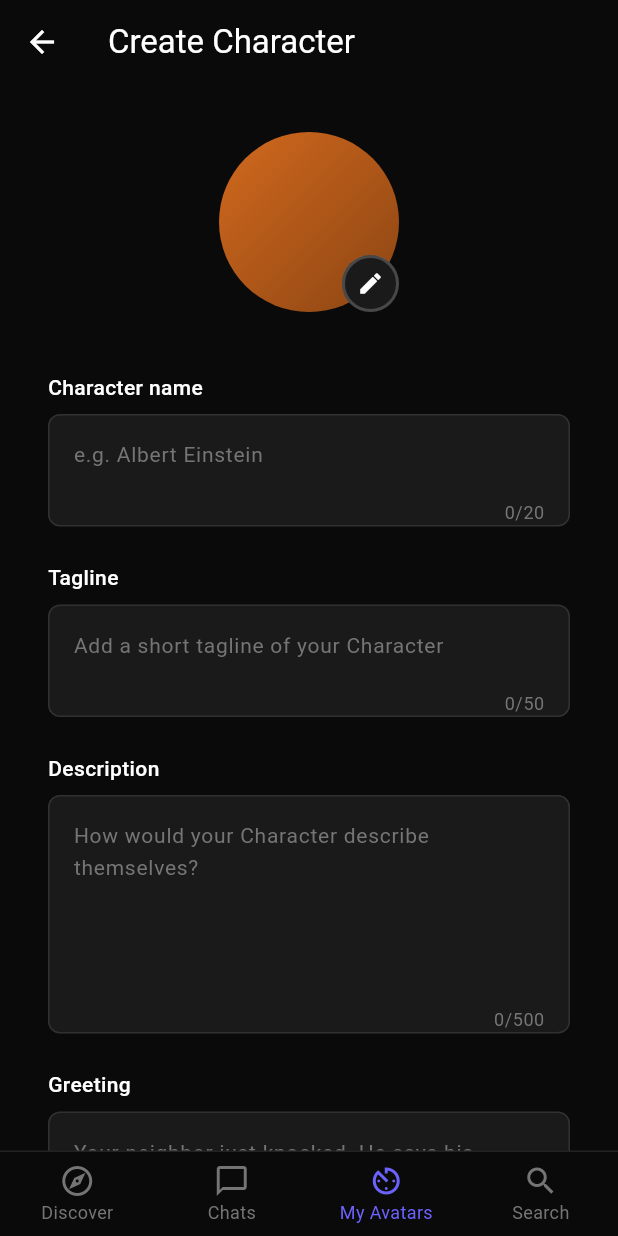
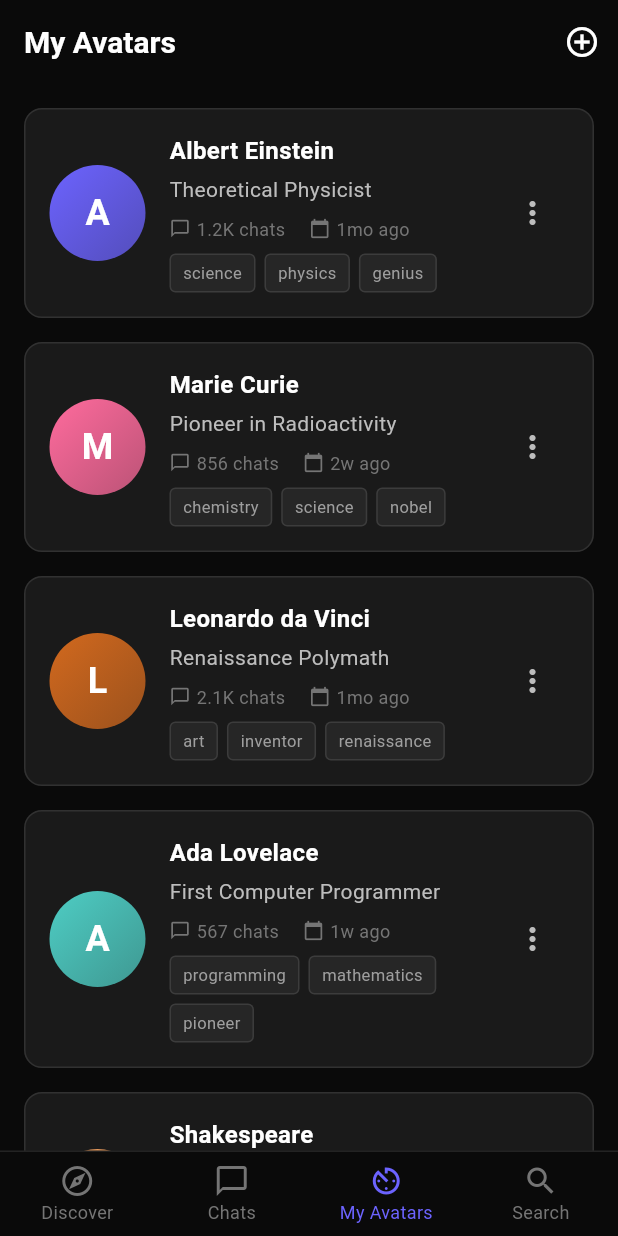
Before and after one commit to accee00/avatar-ai, a Flutter app: the MainScreen screen opened by its route, item 3 of the bottom bar chosen, on a phone screen of 412 x 824 dp. Run offline on Flutter 3.47's test engine with Material 3 defaults, Android fonts, the phone set to English and light mode, and no system bars; our stand-ins replace cloud_firestore, firebase_auth, firebase_core, firebase_storage, flutter_riverpod, fpdart and 4 more; accounts and stored records are empty; generated files the repository leaves out were written again.

Commit message:
Add: my avatar features.

```diff
--- a/lib/features/home/view/main_screen.dart
+++ b/lib/features/home/view/main_screen.dart
@@ -1,5 +1,5 @@
-import 'package:avatar_ai/features/home/view/create_character_form.dart';
 import 'package:avatar_ai/features/home/view/home_screen.dart';
+import 'package:avatar_ai/features/myavatar/view/my_avatar.dart';
 import 'package:avatar_ai/view/message_screen.dart';
 import 'package:flutter/material.dart';
 
@@ -12,7 +12,7 @@ class MainScreen extends StatefulWidget {
 
 class _MainScreenState extends State<MainScreen> {
   int _selectedIndex = 0;
-  List<Widget> view = [HomeView(), ChatScreen(), CreateCharacterForm()];
+  List<Widget> view = [HomeView(), ChatScreen(), MyAvatarScreen()];
 
   @override
   Widget build(BuildContext context) {
--- a/lib/features/home/view/create_character_form.dart
+++ b/lib/features/myavatar/view/create_character_form.dart
@@ -1,7 +1,7 @@
 import 'dart:io';
 
 import 'package:avatar_ai/core/utils/utils.dart';
-import 'package:avatar_ai/features/home/viewmodel/home_view_model.dart';
+import 'package:avatar_ai/features/myavatar/viewmodel/avatar_viewmodel.dart';
 import 'package:avatar_ai/models/character_model.dart';
 import 'package:flutter/material.dart';
 import 'package:flutter_riverpod/flutter_riverpod.dart';
@@ -87,8 +87,8 @@ class _CreateCharacterFormState extends ConsumerState<CreateCharacterForm> {
     // );
 
     ref
-        .read(homeViewModelProvider.notifier)
-        .createCharacter(character: character, avatarFile: _pickedImage);
+        .read(avatarViewmodelProvider.notifier)
+        .createAvatar(character: character, avatarFile: _pickedImage);
   }
 
   void _showErrorSnackbar(String message) {
@@ -99,15 +99,14 @@ class _CreateCharacterFormState extends ConsumerState<CreateCharacterForm> {
 
   @override
   Widget build(BuildContext context) {
-    final homeStateAsync = ref.watch(homeViewModelProvider);
+    final avatarStateAsync = ref.watch(avatarViewmodelProvider);
 
-    return homeStateAsync.when(
-      data: (homeState) {
-        final isCreating = homeState.isLoading;
-        final isCreated = homeState.isCharacterCreated;
-        final errorMessage = homeState.errorMessage;
+    return avatarStateAsync.when(
+      data: (avatarState) {
+        final bool isCreating = avatarState.isLoading;
+        final bool isCreated = avatarState.isCharacterCreated;
+        final String? errorMessage = avatarState.errorMessage;
 
-        // Handle success state
         if (isCreated) {
           WidgetsBinding.instance.addPostFrameCallback((_) {
             showSnackBar(
@@ -122,7 +121,7 @@ class _CreateCharacterFormState extends ConsumerState<CreateCharacterForm> {
         if (errorMessage != null && errorMessage.isNotEmpty) {
           WidgetsBinding.instance.addPostFrameCallback((_) {
             _showErrorSnackbar(errorMessage);
-            ref.read(homeViewModelProvider.notifier);
+            ref.read(avatarViewmodelProvider.notifier);
           });
         }
 
--- /dev/null
+++ b/lib/features/myavatar/view/my_avatar.dart
@@ -0,0 +1,395 @@
+import 'package:flutter/material.dart';
+
+class MyAvatarScreen extends StatelessWidget {
+  const MyAvatarScreen({super.key});
+
+  @override
+  Widget build(BuildContext context) {
+    // Dummy data for avatars
+    final List<Map<String, dynamic>> myAvatars = [
+      {
+        'id': '1',
+        'name': 'Albert Einstein',
+        'tagline': 'Theoretical Physicist',
+        'avatar': 'https://example.com/einstein.jpg',
+        'avatarColor': const Color(0xFF6C63FF),
+        'chats': 1234,
+        'createdAt': DateTime.now().subtract(const Duration(days: 30)),
+        'tags': ['science', 'physics', 'genius'],
+      },
+      {
+        'id': '2',
+        'name': 'Marie Curie',
+        'tagline': 'Pioneer in Radioactivity',
+        'avatar': 'https://example.com/curie.jpg',
+        'avatarColor': const Color(0xFFFF6B9D),
+        'chats': 856,
+        'createdAt': DateTime.now().subtract(const Duration(days: 15)),
+        'tags': ['chemistry', 'science', 'nobel'],
+      },
+      {
+        'id': '3',
+        'name': 'Leonardo da Vinci',
+        'tagline': 'Renaissance Polymath',
+        'avatar': 'https://example.com/davinci.jpg',
+        'avatarColor': const Color(0xFFD2691E),
+        'chats': 2103,
+        'createdAt': DateTime.now().subtract(const Duration(days: 45)),
+        'tags': ['art', 'inventor', 'renaissance'],
+      },
+      {
+        'id': '4',
+        'name': 'Ada Lovelace',
+        'tagline': 'First Computer Programmer',
+        'avatar': 'https://example.com/lovelace.jpg',
+        'avatarColor': const Color(0xFF4ECDC4),
+        'chats': 567,
+        'createdAt': DateTime.now().subtract(const Duration(days: 7)),
+        'tags': ['programming', 'mathematics', 'pioneer'],
+      },
+      {
+        'id': '5',
+        'name': 'Shakespeare',
+        'tagline': 'Master of Words',
+        'avatar': 'https://example.com/shakespeare.jpg',
+        'avatarColor': const Color(0xFFF4A261),
+        'chats': 1890,
+        'createdAt': DateTime.now().subtract(const Duration(days: 60)),
+        'tags': ['literature', 'drama', 'poetry'],
+      },
+    ];
+
+    return Scaffold(
+      backgroundColor: const Color(0xFF0A0A0A),
+      appBar: AppBar(
+        backgroundColor: const Color(0xFF0A0A0A),
+        elevation: 0,
+        title: const Text(
+          'My Avatars',
+          style: TextStyle(
+            fontSize: 20,
+            fontWeight: FontWeight.w600,
+            color: Colors.white,
+          ),
+        ),
+        actions: [
+          IconButton(
+            icon: const Icon(Icons.add_circle_outline),
+            onPressed: () {
+              // Navigate to create character screen
+            },
+            tooltip: 'Create New Avatar',
+          ),
+        ],
+      ),
+      body: myAvatars.isEmpty
+          ? _buildEmptyState(context)
+          : ListView.builder(
+              padding: const EdgeInsets.all(16),
+              itemCount: myAvatars.length,
+              itemBuilder: (context, index) {
+                final avatar = myAvatars[index];
+                return _buildAvatarCard(context, avatar);
+              },
+            ),
+    );
+  }
+
+  Widget _buildEmptyState(BuildContext context) {
+    return Center(
+      child: Column(
+        mainAxisAlignment: MainAxisAlignment.center,
+        children: [
+          Icon(Icons.person_outline, size: 80, color: Colors.grey[700]),
+          const SizedBox(height: 16),
+          Text(
+            'No Avatars Yet',
+            style: TextStyle(
+              fontSize: 20,
+              fontWeight: FontWeight.w600,
+              color: Colors.grey[400],
+            ),
+          ),
+          const SizedBox(height: 8),
+          Text(
+            'Create your first avatar to get started',
+            style: TextStyle(fontSize: 14, color: Colors.grey[600]),
+          ),
+          const SizedBox(height: 24),
+          ElevatedButton.icon(
+            onPressed: () {
+              // Navigate to create character screen
+            },
+            icon: const Icon(Icons.add),
+            label: const Text('Create Avatar'),
+            style: ElevatedButton.styleFrom(
+              backgroundColor: const Color(0xFF6C63FF),
+              foregroundColor: Colors.white,
+              padding: const EdgeInsets.symmetric(horizontal: 24, vertical: 12),
+              shape: RoundedRectangleBorder(
+                borderRadius: BorderRadius.circular(8),
+              ),
+            ),
+          ),
+        ],
+      ),
+    );
+  }
+
+  Widget _buildAvatarCard(BuildContext context, Map<String, dynamic> avatar) {
+    return Container(
+      margin: const EdgeInsets.only(bottom: 16),
+      decoration: BoxDecoration(
+        color: const Color(0xFF1A1A1A),
+        borderRadius: BorderRadius.circular(12),
+        border: Border.all(color: Colors.white.withOpacity(0.1)),
+      ),
+      child: Material(
+        color: Colors.transparent,
+        child: InkWell(
+          borderRadius: BorderRadius.circular(12),
+          onTap: () {
+            // Navigate to avatar details or edit screen
+          },
+          child: Padding(
+            padding: const EdgeInsets.all(16),
+            child: Row(
+              children: [
+                // Avatar Image
+                Container(
+                  width: 64,
+                  height: 64,
+                  decoration: BoxDecoration(
+                    shape: BoxShape.circle,
+                    gradient: LinearGradient(
+                      begin: Alignment.topLeft,
+                      end: Alignment.bottomRight,
+                      colors: [
+                        avatar['avatarColor'],
+                        avatar['avatarColor'].withOpacity(0.7),
+                      ],
+                    ),
+                  ),
+                  child: Center(
+                    child: Text(
+                      avatar['name'][0],
+                      style: const TextStyle(
+                        fontSize: 24,
+                        fontWeight: FontWeight.bold,
+                        color: Colors.white,
+                      ),
+                    ),
+                  ),
+                ),
+                const SizedBox(width: 16),
+
+                // Avatar Info
+                Expanded(
+                  child: Column(
+                    crossAxisAlignment: CrossAxisAlignment.start,
+                    children: [
+                      Text(
+                        avatar['name'],
+                        style: const TextStyle(
+                          fontSize: 16,
+                          fontWeight: FontWeight.w600,
+                          color: Colors.white,
+                        ),
+                      ),
+                      const SizedBox(height: 4),
+                      Text(
+                        avatar['tagline'],
+                        style: TextStyle(fontSize: 14, color: Colors.grey[400]),
+                        maxLines: 1,
+                        overflow: TextOverflow.ellipsis,
+                      ),
+                      const SizedBox(height: 8),
+                      Row(
+                        children: [
+                          Icon(
+                            Icons.chat_bubble_outline,
+                            size: 14,
+                            color: Colors.grey[600],
+                          ),
+                          const SizedBox(width: 4),
+                          Text(
+                            '${_formatNumber(avatar['chats'])} chats',
+                            style: TextStyle(
+                              fontSize: 12,
+                              color: Colors.grey[600],
+                            ),
+                          ),
+                          const SizedBox(width: 16),
+                          Icon(
+                            Icons.calendar_today,
+                            size: 14,
+                            color: Colors.grey[600],
+                          ),
+                          const SizedBox(width: 4),
+                          Text(
+                            _formatDate(avatar['createdAt']),
+                            style: TextStyle(
+                              fontSize: 12,
+                              color: Colors.grey[600],
+                            ),
+                          ),
+                        ],
+                      ),
+                      const SizedBox(height: 8),
+                      Wrap(
+                        spacing: 6,
+                        runSpacing: 6,
+                        children: (avatar['tags'] as List<String>)
+                            .take(3)
+                            .map(
+                              (tag) => Container(
+                                padding: const EdgeInsets.symmetric(
+                                  horizontal: 8,
+                                  vertical: 4,
+                                ),
+                                decoration: BoxDecoration(
+                                  color: Colors.white.withOpacity(0.05),
+                                  borderRadius: BorderRadius.circular(4),
+                                  border: Border.all(
+                                    color: Colors.white.withOpacity(0.1),
+                                  ),
+                                ),
+                                child: Text(
+                                  tag,
+                                  style: TextStyle(
+                                    fontSize: 11,
+                                    color: Colors.grey[500],
+                                  ),
+                                ),
+                              ),
+                            )
+                            .toList(),
+                      ),
+                    ],
+                  ),
+                ),
+
+                // Action Buttons
+                PopupMenuButton<String>(
+                  icon: Icon(Icons.more_vert, color: Colors.grey[400]),
+                  color: const Color(0xFF2A2A2A),
+                  shape: RoundedRectangleBorder(
+                    borderRadius: BorderRadius.circular(8),
+                  ),
+                  onSelected: (value) {
+                    switch (value) {
+                      case 'edit':
+                        // Navigate to edit screen
+                        break;
+                      case 'share':
+                        // Share avatar
+                        break;
+                      case 'delete':
+                        _showDeleteDialog(context, avatar['name']);
+                        break;
+                    }
+                  },
+                  itemBuilder: (context) => [
+                    const PopupMenuItem(
+                      value: 'edit',
+                      child: Row(
+                        children: [
+                          Icon(Icons.edit, size: 18, color: Colors.white),
+                          SizedBox(width: 12),
+                          Text('Edit', style: TextStyle(color: Colors.white)),
+                        ],
+                      ),
+                    ),
+                    const PopupMenuItem(
+                      value: 'share',
+                      child: Row(
+                        children: [
+                          Icon(Icons.share, size: 18, color: Colors.white),
+                          SizedBox(width: 12),
+                          Text('Share', style: TextStyle(color: Colors.white)),
+                        ],
+                      ),
+                    ),
+                    const PopupMenuItem(
+                      value: 'delete',
+                      child: Row(
+                        children: [
+                          Icon(Icons.delete, size: 18, color: Colors.red),
+                          SizedBox(width: 12),
+                          Text('Delete', style: TextStyle(color: Colors.red)),
+                        ],
+                      ),
+                    ),
+                  ],
+                ),
+              ],
+            ),
+          ),
+        ),
+      ),
+    );
+  }
+
+  String _formatNumber(int number) {
+    if (number >= 1000) {
+      return '${(number / 1000).toStringAsFixed(1)}K';
+    }
+    return number.toString();
+  }
+
+  String _formatDate(DateTime date) {
+    final now = DateTime.now();
+    final difference = now.difference(date);
+
+    if (difference.inDays == 0) {
+      return 'Today';
+    } else if (difference.inDays == 1) {
+      return 'Yesterday';
+    } else if (difference.inDays < 7) {
+      return '${difference.inDays}d ago';
+    } else if (difference.inDays < 30) {
+      return '${(difference.inDays / 7).floor()}w ago';
+    } else if (difference.inDays < 365) {
+      return '${(difference.inDays / 30).floor()}mo ago';
+    } else {
+      return '${(difference.inDays / 365).floor()}y ago';
+    }
+  }
+
+  void _showDeleteDialog(BuildContext context, String avatarName) {
+    showDialog(
+      context: context,
+      builder: (context) => AlertDialog(
+        backgroundColor: const Color(0xFF2A2A2A),
+        shape: RoundedRectangleBorder(borderRadius: BorderRadius.circular(12)),
+        title: const Text(
+          'Delete Avatar',
+          style: TextStyle(color: Colors.white),
+        ),
+        content: Text(
+          'Are you sure you want to delete "$avatarName"? This action cannot be undone.',
+          style: TextStyle(color: Colors.grey[400]),
+        ),
+        actions: [
+          TextButton(
+            onPressed: () => Navigator.pop(context),
+            child: Text('Cancel', style: TextStyle(color: Colors.grey[400])),
+          ),
+          TextButton(
+            onPressed: () {
+              // Delete avatar logic here
+              Navigator.pop(context);
+              ScaffoldMessenger.of(context).showSnackBar(
+                SnackBar(
+                  content: Text('$avatarName deleted'),
+                  backgroundColor: Colors.red,
+                ),
+              );
+            },
+            child: const Text('Delete', style: TextStyle(color: Colors.red)),
+          ),
+        ],
+      ),
+    );
+  }
+}
```
Also changed, not shown: lib/features/home/repository/home_repository.dart (+1 -51 lines), lib/features/home/viewmodel/home_view_model.dart (+0 -38 lines), lib/features/myavatar/repository/avatar_repository.dart (added, +81 -0 lines), lib/features/myavatar/viewmodel/avatar_state.dart (added, +29 -0 lines), lib/features/myavatar/viewmodel/avatar_viewmodel.dart (added, +54 -0 lines), lib/features/auth/repository/auth_repository.g.dart, lib/features/home/repository/home_repository.g.dart, lib/features/home/viewmodel/home_view_model.g.dart, lib/features/myavatar/repository/avatar_repository.g.dart (added), lib/features/myavatar/viewmodel/avatar_viewmodel.g.dart (added).
